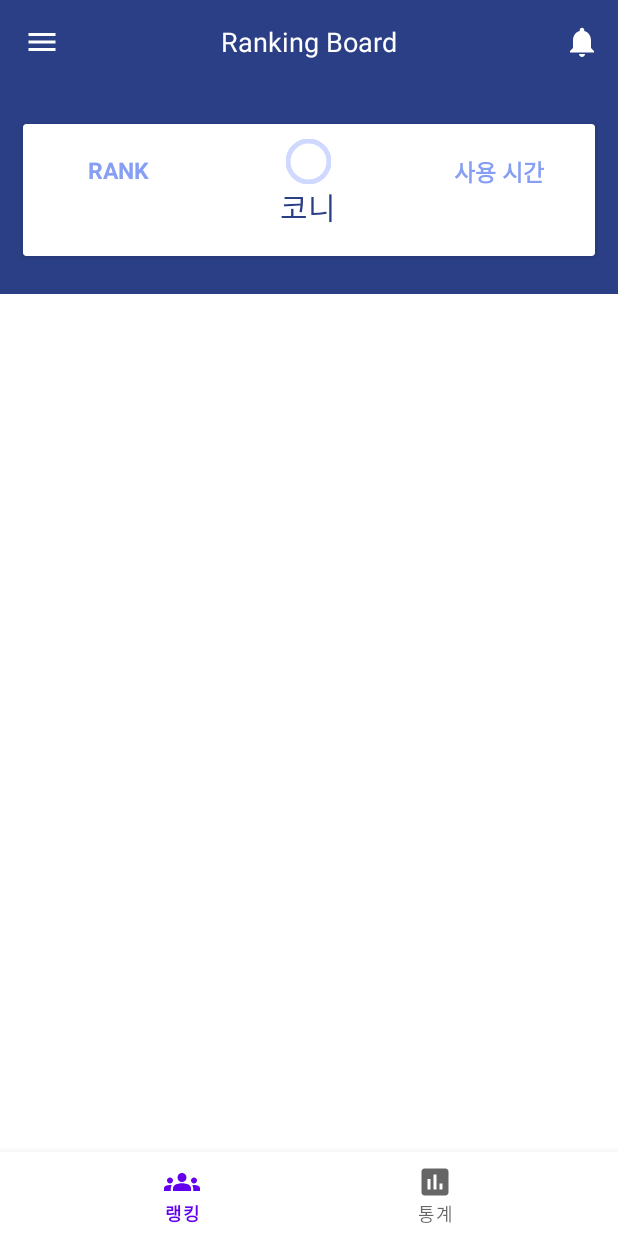
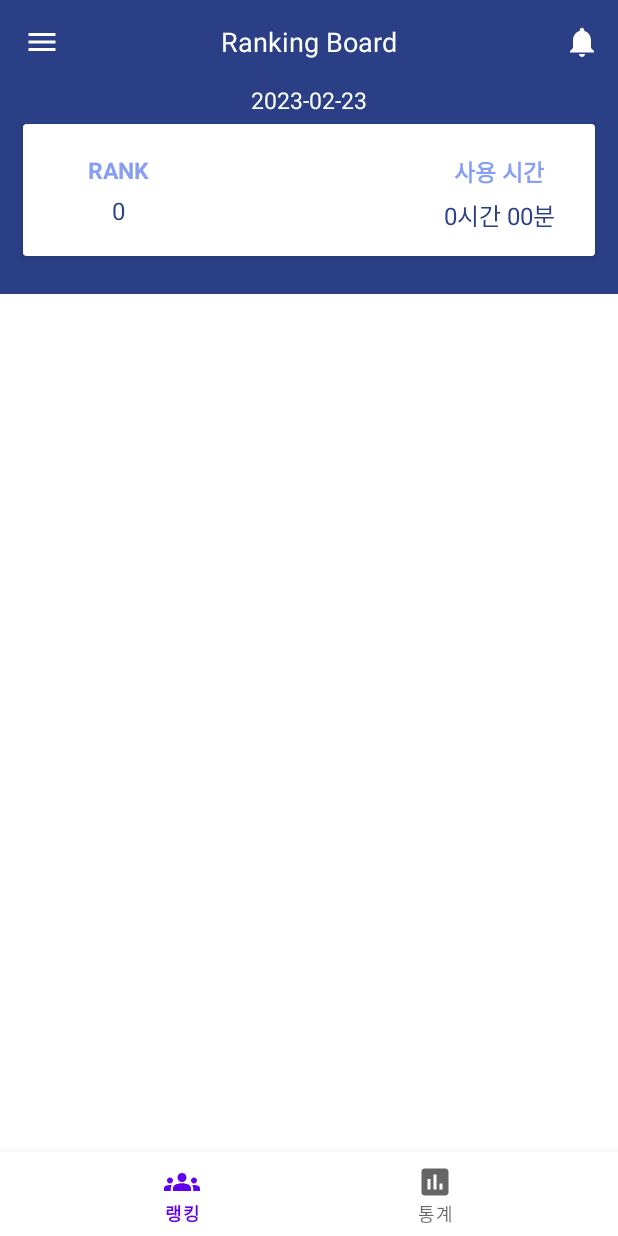
Before and after one commit to hamcoding9/ScreenDetox-v2, an Android app: the screen it shows after launch once a user with an empty profile is signed in (HomeActivity), on a phone screen of 412 x 824 dp. Run offline under Robolectric (Android 15) with nearby library versions, the phone set to English and light mode, and no system bars; our stand-ins replace Firebase (no records; nobody signed in at launch, a user with empty details on screens opened directly), data binding, navigation-ui.

Commit message:
[feat] Issues #15 상단 대시보드 정보 불러오기&한 곳에서 관리

```diff
--- /dev/null
+++ b/app/src/main/java/com/hamcoding/screendetox/ui/TopBoardViewModel.kt
@@ -0,0 +1,26 @@
+package com.hamcoding.screendetox.ui
+
+import androidx.lifecycle.ViewModel
+import androidx.lifecycle.viewmodel.initializer
+import androidx.lifecycle.viewmodel.viewModelFactory
+import com.hamcoding.screendetox.ScreenApplication.Companion.usageProcessor
+import com.hamcoding.screendetox.data.RankRepository
+import com.hamcoding.screendetox.data.StatsRepository
+import com.hamcoding.screendetox.ui.rank.RankViewModel
+import com.hamcoding.screendetox.util.ConvertType
+import com.hamcoding.screendetox.util.DateFormatText
+import com.hamcoding.screendetox.util.TimeConverter
+
+class TopBoardViewModel(private val repository: StatsRepository) : ViewModel() {
+
+    val totalUsage = repository.getTotalTime()
+    val todayDateText = DateFormatText.getCurrentDateShort()
+
+    companion object {
+        fun provideFactory(repository: StatsRepository) = viewModelFactory {
+            initializer {
+                TopBoardViewModel(repository)
+            }
+        }
+    }
+}
--- a/app/src/main/java/com/hamcoding/screendetox/ui/stats/StatsFragment.kt
+++ b/app/src/main/java/com/hamcoding/screendetox/ui/stats/StatsFragment.kt
@@ -6,13 +6,19 @@ import android.view.LayoutInflater
 import android.view.View
 import android.view.ViewGroup
 import androidx.fragment.app.viewModels
+import com.hamcoding.screendetox.ScreenApplication
+import com.hamcoding.screendetox.data.StatsRepository
 import com.hamcoding.screendetox.databinding.FragmentStatsBinding
+import com.hamcoding.screendetox.ui.TopBoardViewModel
 import com.hamcoding.screendetox.ui.ViewModelFactory
 
 class StatsFragment : Fragment() {
     private var _binding: FragmentStatsBinding? = null
     private val binding get() = _binding!!
     private val viewModel: StatsViewModel by viewModels { ViewModelFactory() }
+    private val boardViewModel: TopBoardViewModel by viewModels<TopBoardViewModel> {
+        TopBoardViewModel.provideFactory(StatsRepository(ScreenApplication.usageProcessor))
+    }
 
     override fun onCreateView(
         inflater: LayoutInflater,
@@ -31,8 +37,8 @@ class StatsFragment : Fragment() {
     private fun setLayout() {
         val adapter = AppAdapter()
         binding.rvStats.adapter = adapter
-        binding.statsTopBoard.tvUsageInfo.text = viewModel.totalUsage
         adapter.submitList(viewModel.appList)
+        binding.statsTopBoard.viewModel = boardViewModel
     }
 
     override fun onDestroyView() {
--- a/app/src/main/java/com/hamcoding/screendetox/ui/stats/StatsViewModel.kt
+++ b/app/src/main/java/com/hamcoding/screendetox/ui/stats/StatsViewModel.kt
@@ -6,6 +6,5 @@ import com.hamcoding.screendetox.data.StatsRepository
 class StatsViewModel(private val statsRepository: StatsRepository) : ViewModel() {
 
     val appList = statsRepository.getAppList()
-    val totalUsage = statsRepository.getTotalTime()
 
 }
--- a/app/src/main/java/com/hamcoding/screendetox/util/DateFormatText.kt
+++ b/app/src/main/java/com/hamcoding/screendetox/util/DateFormatText.kt
@@ -6,10 +6,22 @@ import java.util.*
 object DateFormatText {
 
     private const val DATE_YEAR_MONTH_DAY_TIME_PATTERN = "yyyy-MM-dd HH:mm:ss"
+    private const val DATE_YEAR_MONTH_PATTERN = "yyyy-MM-dd"
 
     fun getCurrentDate(): String {
         val date = Date()
-        return SimpleDateFormat(DATE_YEAR_MONTH_DAY_TIME_PATTERN, SystemConfiguration.currentLocale).format(date)
+        return SimpleDateFormat(
+            DATE_YEAR_MONTH_DAY_TIME_PATTERN,
+            SystemConfiguration.currentLocale
+        ).format(date)
+    }
+
+    fun getCurrentDateShort(): String {
+        val date = Date()
+        return SimpleDateFormat(
+            DATE_YEAR_MONTH_PATTERN,
+            SystemConfiguration.currentLocale
+        ).format(date)
     }
 
 }
--- a/app/src/main/res/layout/view_all_top_board.xml
+++ b/app/src/main/res/layout/view_all_top_board.xml
@@ -8,7 +8,7 @@
 
         <variable
             name="viewModel"
-            type="com.hamcoding.screendetox.data.HomeViewModel" />
+            type="com.hamcoding.screendetox.ui.TopBoardViewModel" />
     </data>
 
     <androidx.constraintlayout.widget.ConstraintLayout
@@ -30,6 +30,7 @@
             android:layout_width="0dp"
             android:layout_height="wrap_content"
             android:gravity="center"
+            android:text="@{viewModel.todayDateText}"
             app:layout_constraintEnd_toEndOf="parent"
             app:layout_constraintStart_toStartOf="parent"
             app:layout_constraintTop_toTopOf="@id/topBackground"
@@ -66,6 +67,7 @@
                         android:gravity="center" />
 
                     <TextView
+                        android:id="@+id/tvUserRank"
                         style="@style/allCardInfo"
                         android:layout_width="match_parent"
                         android:layout_height="wrap_content"
@@ -82,22 +84,21 @@
                     android:gravity="center"
                     android:orientation="vertical">
 
-                    <ProgressBar
-                        android:id="@+id/progressBarUser"
-                        android:layout_width="30dp"
-                        android:layout_height="30dp"
-                        android:layout_marginTop="10dp"
-                        android:background="@drawable/circular_progressbar_all_background"
-                        android:indeterminateDrawable="@drawable/circular_progressbar_all_progress"
-                        android:max="24"
-                        android:progress="2" />
+                    <!--                    <ProgressBar
+                                            android:id="@+id/progressBarUser"
+                                            android:layout_width="50dp"
+                                            android:layout_height="50dp"
+                                            android:layout_marginTop="20dp"
+                                            android:background="@drawable/circular_progressbar_all_background"
+                                            android:indeterminateDrawable="@drawable/circular_progressbar_all_progress"
+                                            android:max="100" />-->
 
-                    <TextView
-                        style="@style/allCardInfo.Large"
-                        android:layout_width="match_parent"
-                        android:layout_height="wrap_content"
-                        android:gravity="center"
-                        android:text="@string/allExampleUserName" />
+                    <!--                    <TextView-->
+                    <!--                        style="@style/allCardInfo.Large"-->
+                    <!--                        android:layout_width="match_parent"-->
+                    <!--                        android:layout_height="wrap_content"-->
+                    <!--                        android:gravity="center"-->
+                    <!--                        android:text="@string/allExampleUserName" />-->
 
                 </LinearLayout>
 
@@ -122,6 +123,7 @@
                         android:layout_height="wrap_content"
                         android:layout_marginTop="5dp"
                         android:gravity="center"
+                        android:text="@{viewModel.totalUsage}"
                         tools:text="09시간 05분" />
 
                 </LinearLayout>
```
